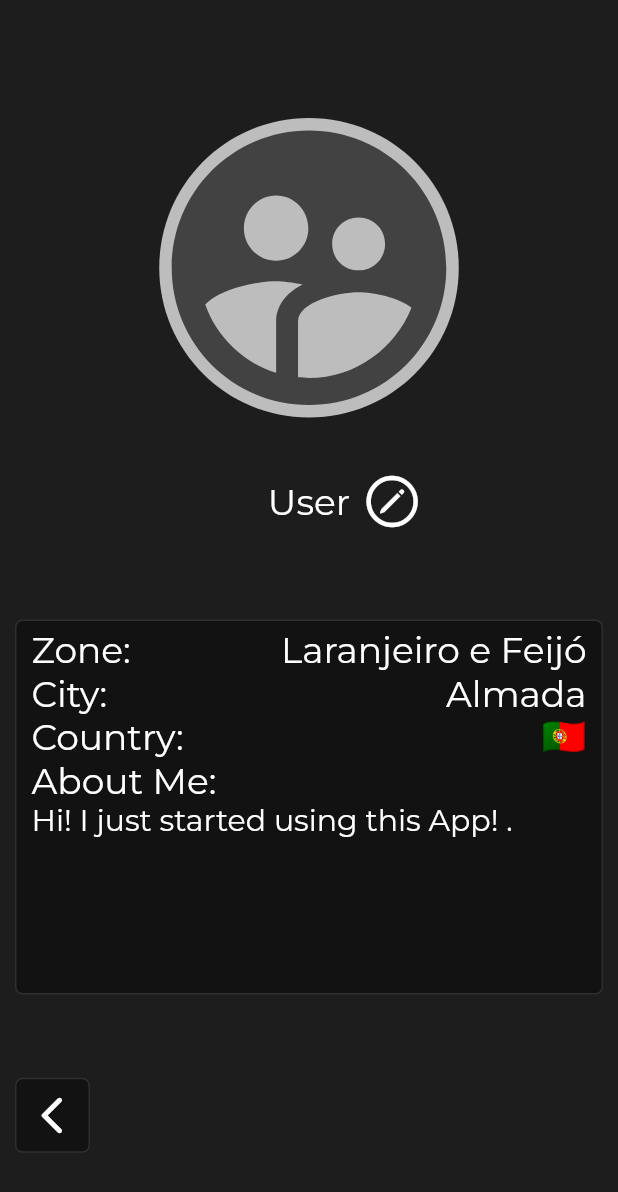
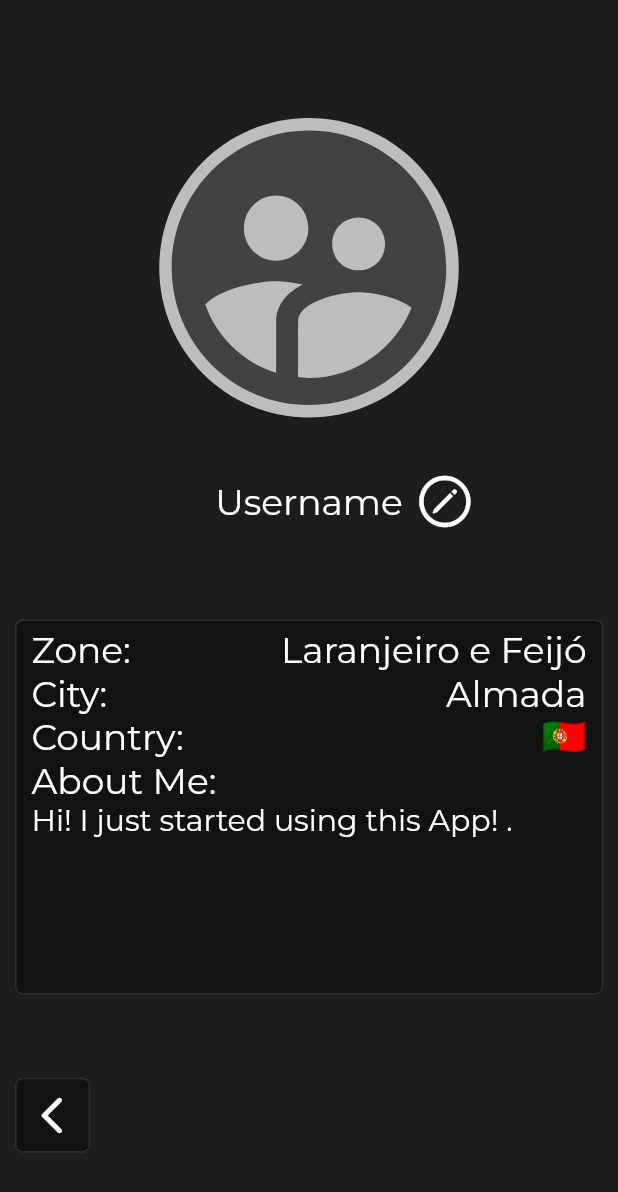
Before and after one commit to TiagoNunesFCT/IPM, a Flutter app: the screen it shows after launch, after a tap on the "supervised user circle" icon, on a phone screen of 412 x 824 dp. Shown: the top 1192 px of the screen. Run offline on Flutter 3.47's test engine with Material 2 defaults, Android fonts, the light colour scheme and no system bars; our stand-ins replace cached_network_image, flutter_map, fluttertoast, latlong2, sqflite; accounts and stored records are empty; project files that could hold a hidden picture were left out.

Commit message:
Final Fixes done

```diff
--- a/lib/views/iRatingScreen.dart
+++ b/lib/views/iRatingScreen.dart
@@ -243,7 +243,6 @@ class AddRatingDialog extends StatefulWidget {
   int zoneId;
   int userId;
 
-  //TODO Get zone object and extract the zoneId in order to store it. Do a similar thing for the userId (the username is given somewhere, I think, otherwise just store the current user on the commonPage)
 
   AddRatingDialog(Zone zone,void Function() callback) {
     this.zone = zone;
@@ -331,7 +330,7 @@ class _AddRatingDialogState extends State<AddRatingDialog> {
           new TextButton(
             onPressed: () {
               if (rateFeedback.text.isNotEmpty) {
-                IndividualR ratingToBeAdded = new IndividualR(indiRZone: widget.zoneId, indiRUId: widget.userId, indiRStr: starSel.getStars(), indiRDsc: rateFeedback.text, indiRTim: "20/4/1977");
+                IndividualR ratingToBeAdded = new IndividualR(indiRZone: widget.zoneId, indiRUId: widget.userId, indiRStr: starSel.getStars(), indiRDsc: rateFeedback.text, indiRTim: "25/12/2023");
                 DBHandler.instance.insertIndividualR(ratingToBeAdded.toMapWithoutId());
                 debugPrint("Got these stars: " + starSel.getStars().toString());
                 clean = true;
--- a/lib/views/listScreen.dart
+++ b/lib/views/listScreen.dart
@@ -11,9 +11,6 @@ String currentCity = "Almada";
 
 List<Zone> listZone;
 
-//TODO ADD NUMBER OF CITIES AND METHOD TO CALCULATE NUMBER OF CITIES WHEN FETCHING ALL ZONES
-//TODO ADD NUMBER OF COUNTRIES AND METHOD TO CALCULATE NUMBER OF COUNTRIES WHEN FETCHING ALL ZONES
-//TODO ADD DYNAMIC LIST BUILDING IN THE DROPDOWN MENUS
 
 class ListPage extends GenericPage {
 //empty constructor, there isn't much we can do here
--- a/lib/views/postScreen.dart
+++ b/lib/views/postScreen.dart
@@ -333,7 +333,6 @@ class AddPostDialog extends StatefulWidget {
   int zoneId;
   int userId;
 
-  //TODO Get zone object and extract the zoneId in order to store it. Do a similar thing for the userId (the username is given somewhere, I think, otherwise just store the current user on the commonPage)
 
   AddPostDialog(String mode, Zone zone, String OgId, void Function() callback) {
     this.mode = mode;
@@ -437,7 +436,7 @@ class _AddPostDialogState extends State<AddPostDialog> {
           new TextButton(
             onPressed: () {
               if (postDesc.text.isNotEmpty) {
-                ForumPost postToBeAdded = new ForumPost(forumZone: widget.zoneId, forumUId: widget.userId, forumTtl: postTtl.text, forumDsc: postDesc.text, forumRep: (widget.mode == "reply") ? widget.OgId : "", forumTst: "20/4/1977", forumIsR: (widget.mode == "reply") ? 1 : 0);
+                ForumPost postToBeAdded = new ForumPost(forumZone: widget.zoneId, forumUId: widget.userId, forumTtl: postTtl.text, forumDsc: postDesc.text, forumRep: (widget.mode == "reply") ? widget.OgId : "", forumTst: "25/12/2023", forumIsR: (widget.mode == "reply") ? 1 : 0);
                 DBHandler.instance.insertForums(postToBeAdded.toMapWithoutId());
                 clean = true;
                 Navigator.of(context).pop();
--- a/lib/views/userScreen.dart
+++ b/lib/views/userScreen.dart
@@ -21,7 +21,7 @@ class _UserPageState extends GenericPageState {
     super.initState();
   }
 
-  String userName = "User";
+  String userName = "Username";
   String zoneName = "Laranjeiro e Feijó";
   String cityName = "Almada";
   String countryName = "🇵🇹";
```
